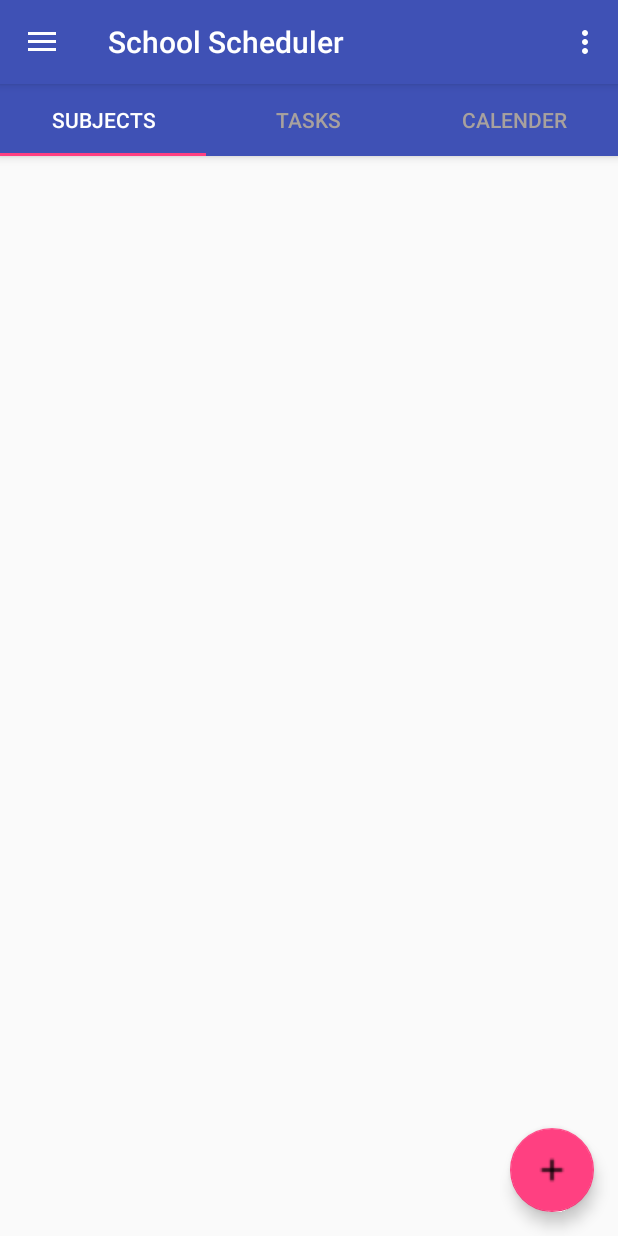
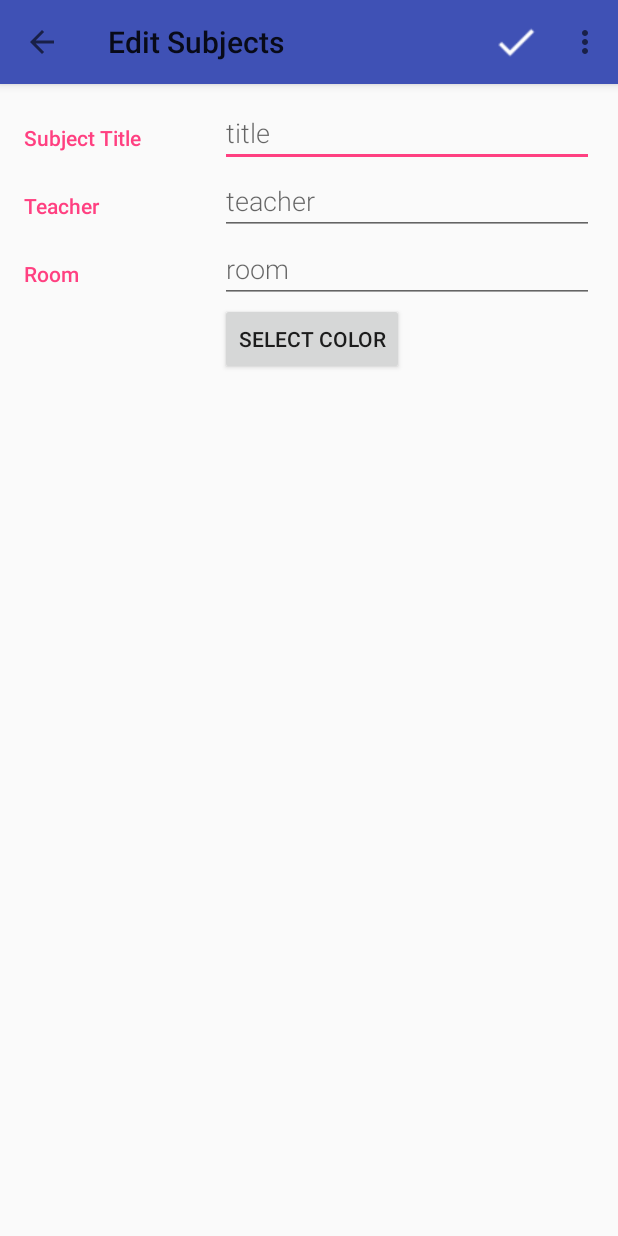
Before and after one commit to NaturallyAsh/School-Scheduler, an Android app: the screen it shows after launch (OverviewActivity before the commit, SubjectsEditorActivity after it), after a tap on an icon or button, on a phone screen of 412 x 824 dp. Run offline under Robolectric (Android 15) with nearby library versions, the light colour scheme and no system bars; our stand-ins replace ButterKnife.

Commit message:
made editor activity but data doesn't show in RV yet

```diff
--- a/app/src/main/java/com/example/ashleighwilson/schoolscheduler/SubjectsFrag.java
+++ b/app/src/main/java/com/example/ashleighwilson/schoolscheduler/SubjectsFrag.java
@@ -1,21 +1,29 @@
 package com.example.ashleighwilson.schoolscheduler;
 
 
+import android.app.LoaderManager;
 import android.content.Context;
+import android.content.CursorLoader;
+import android.content.Loader;
+import android.database.Cursor;
 import android.os.Bundle;
 import android.support.annotation.NonNull;
 import android.support.design.widget.FloatingActionButton;
 import android.support.v4.app.DialogFragment;
+import android.support.v4.app.Fragment;
 import android.support.v7.widget.LinearLayoutManager;
 import android.support.v7.widget.RecyclerView;
 import android.view.LayoutInflater;
 import android.view.View;
 import android.view.ViewGroup;
+import android.widget.AdapterView;
 import android.widget.EditText;
+import android.widget.ListView;
 import android.widget.TextView;
 import android.content.Intent;
 
 import com.example.ashleighwilson.schoolscheduler.adapter.RecyclerSubAdapter;
+import com.example.ashleighwilson.schoolscheduler.adapter.SubjectCursorAdapter;
 import com.example.ashleighwilson.schoolscheduler.data.DbHelper;
 import com.example.ashleighwilson.schoolscheduler.editors.SubjectsEditor;
 import com.example.ashleighwilson.schoolscheduler.editors.SubjectsEditorActivity;
@@ -38,10 +46,12 @@ public class SubjectsFrag extends DialogFragment implements RecyclerSubAdapter.C
     private String sTitle, sTeacher;
     public RecyclerView recyclerView;
     public RecyclerView.LayoutManager layoutManager;
+    public SubjectCursorAdapter mCursorAdapter;
     public RecyclerSubAdapter recyclerSubAdapter;
-    public List<SubjectsModel> subMod = new ArrayList<>();
+    public ArrayList<SubjectsModel> subMod = new ArrayList<>();
     public TextView emptyView;
     DbHelper dbHelper;
+    private static final int SUBJECT_LOADER = 0;
     @BindView(R.id.main_root)
     ViewGroup root;
 
@@ -70,35 +80,34 @@ public class SubjectsFrag extends DialogFragment implements RecyclerSubAdapter.C
             }
         });
 
+        dbHelper = new DbHelper(getActivity());
+        subMod = dbHelper.getAllSubjects();
+
         titleView = view.findViewById(R.id.edit_subject);
         teacherView = view.findViewById(R.id.edit_subject_teacher);
 
-        emptyView = view.findViewById(R.id.empty_subject_view);
+        //emptyView = view.findViewById(R.id.empty_subject_view);
 
         recyclerView = view.findViewById(R.id.recycler_view);
         recyclerView.setHasFixedSize(true);
 
-        recyclerSubAdapter = new RecyclerSubAdapter(getContext());
+        recyclerSubAdapter = new RecyclerSubAdapter(getContext(), subMod);
 
         layoutManager = new LinearLayoutManager(getActivity());
         recyclerView.setLayoutManager(layoutManager);
 
-        isRecyclerViewEmpty();
+        //isRecyclerViewEmpty();
 
-        //recyclerView.setAdapter(recyclerSubAdapter);
+        recyclerView.setAdapter(recyclerSubAdapter);
 
         return view;
     }
 
-    public void isRecyclerViewEmpty()
-    {
-        if (recyclerView == null)
-        {
+    public void isRecyclerViewEmpty() {
+        if (recyclerView == null) {
             recyclerView.setVisibility(View.GONE);
             emptyView.setVisibility(View.VISIBLE);
-        }
-        else
-        {
+        } else {
             recyclerView.setVisibility(View.VISIBLE);
             emptyView.setVisibility(View.GONE);
             recyclerView.setAdapter(recyclerSubAdapter);
@@ -111,23 +120,22 @@ public class SubjectsFrag extends DialogFragment implements RecyclerSubAdapter.C
     }
 
     @Override
-    public void OnAddSubjectSubmit(String title, String teacher)
-    {
-        /* SubjectsModel model = new SubjectsModel();
+    public void OnAddSubjectSubmit(String title, String teacher) {
+        SubjectsModel model = new SubjectsModel();
 
         model.setmTitle(title);
         model.setmTeacher(teacher);
 
+        //dbHelper.addClass(model);
         subMod.add(model);
 
-        recyclerSubAdapter.setData(subMod); */
+        recyclerSubAdapter.setData(subMod);
 
         //recyclerSubAdapter.notifyDataSetChanged();
 
     }
 
-    private void showDialog()
-    {
+    private void showDialog() {
         SubjectsEditor addSubjectDialog = new SubjectsEditor();
         addSubjectDialog.setTargetFragment(this, 0);
         addSubjectDialog.show(getFragmentManager(), null);
--- a/app/src/main/java/com/example/ashleighwilson/schoolscheduler/adapter/RecyclerSubAdapter.java
+++ b/app/src/main/java/com/example/ashleighwilson/schoolscheduler/adapter/RecyclerSubAdapter.java
@@ -12,6 +12,7 @@ import android.widget.TextView;
 import android.widget.Toast;
 
 import com.example.ashleighwilson.schoolscheduler.R;
+import com.example.ashleighwilson.schoolscheduler.data.DbHelper;
 import com.example.ashleighwilson.schoolscheduler.models.SubjectsModel;
 
 import java.util.ArrayList;
@@ -21,15 +22,17 @@ public class RecyclerSubAdapter extends RecyclerView.Adapter<RecyclerSubAdapter.
 {
     private static final String TAG = RecyclerSubAdapter.class.getSimpleName();
 
-    public List<SubjectsModel> subMod = new ArrayList<>();
+    public List<SubjectsModel> subMod;
     private OnItemClicked onClick;
     static ClickListener clickListener;
     Context context;
+    public DbHelper dbHelper;
 
-    public RecyclerSubAdapter(Context context)
+    public RecyclerSubAdapter(Context context, ArrayList<SubjectsModel> subList)
     {
         this.context = context;
-        this.subMod = subMod;
+        this.subMod = subList;
+        this.dbHelper = new DbHelper(context);
     }
 
     @NonNull
@@ -62,9 +65,8 @@ public class RecyclerSubAdapter extends RecyclerView.Adapter<RecyclerSubAdapter.
             super(itemView);
             titleView = itemView.findViewById(R.id.subject_subject);
             teacher = itemView.findViewById(R.id.subject_teacher_text);
-            cardView = itemView.findViewById(R.id.card_view);
 
-            cardView.setOnClickListener(this);
+            itemView.setOnClickListener(this);
 
         }
 
@@ -74,7 +76,6 @@ public class RecyclerSubAdapter extends RecyclerView.Adapter<RecyclerSubAdapter.
             if (clickListener != null)
             {
                 clickListener.itemClicked(view, getAdapterPosition());
-                Toast.makeText(context, R.string.hello_blank_fragment, Toast.LENGTH_SHORT).show();
             }
         }
     }
@@ -124,5 +125,7 @@ public class RecyclerSubAdapter extends RecyclerView.Adapter<RecyclerSubAdapter.
     public void setData(List<SubjectsModel> data) {
         subMod = data;
         notifyDataSetChanged();
+        notifyItemInserted(getItemCount());
+        notifyItemRangeChanged(0, data.size());
     }
 }
--- a/app/src/main/java/com/example/ashleighwilson/schoolscheduler/data/DbHelper.java
+++ b/app/src/main/java/com/example/ashleighwilson/schoolscheduler/data/DbHelper.java
@@ -1,13 +1,17 @@
 package com.example.ashleighwilson.schoolscheduler.data;
 
+import android.content.ContentResolver;
 import android.content.ContentValues;
 import android.content.Context;
 import android.database.Cursor;
 import android.database.sqlite.SQLiteDatabase;
 import android.database.sqlite.SQLiteOpenHelper;
+import android.net.Uri;
 import android.provider.BaseColumns;
 
 import com.example.ashleighwilson.schoolscheduler.models.SubjectsModel;
+
+import java.util.ArrayList;
 
 public class DbHelper extends SQLiteOpenHelper
 {
@@ -20,9 +24,18 @@ public class DbHelper extends SQLiteOpenHelper
 
     private static final String DATABASE_NAME = "school.db";
     private static final int DATABASE_VERSION = 1;
+    public static final String CONTENT_AUTHORITY = "com.example.ashleighwilson.schoolscheduler";
+    public static final Uri BASE_CONTENT_URI = Uri.parse("content://" + CONTENT_AUTHORITY);
+    public static final String PATH_SCHOOL = "schoolscheduler";
 
     public static final class SchoolEntry implements BaseColumns
     {
+        public static final Uri CONTENT_URI = Uri.withAppendedPath(BASE_CONTENT_URI, PATH_SCHOOL);
+        public static final String CONTENT_LIST_TYPE = ContentResolver.CURSOR_DIR_BASE_TYPE + "/" +
+                CONTENT_AUTHORITY + "/" + PATH_SCHOOL;
+        public static final String CONTENT_ITEM_TYPE = ContentResolver.CURSOR_ITEM_BASE_TYPE + "/" +
+                CONTENT_AUTHORITY + "/" + PATH_SCHOOL;
+
         public final static String TABLE_NAME = "subjects";
         public final static String _ID = BaseColumns._ID;
         public final static String COLUMN_TITLE = "title";
@@ -78,4 +91,33 @@ public class DbHelper extends SQLiteOpenHelper
 
         return cursor;
     }
+
+    public ArrayList<SubjectsModel> getAllSubjects()
+    {
+        ArrayList<SubjectsModel> modelArrayList = new ArrayList<>();
+        SQLiteDatabase db = this.getReadableDatabase();
+        Cursor cursor = db.query(SchoolEntry.TABLE_NAME, allColumns, null, null,
+                null, null, null);
+
+        if (cursor.moveToFirst())
+        {
+            do {
+                SubjectsModel model = new SubjectsModel(
+                        cursor.getString(1),
+                        cursor.getString(2));
+                modelArrayList.add(model);
+            }while (cursor.moveToNext());
+        }
+        cursor.close();
+        return modelArrayList;
+    }
+
+    public void removeSubject(SubjectsModel model)
+    {
+        SQLiteDatabase db = this.getWritableDatabase();
+
+        db.delete(SchoolEntry.TABLE_NAME, SchoolEntry._ID + "=?",
+                null);
+        db.close();
+    }
 }
--- /dev/null
+++ b/app/src/main/java/com/example/ashleighwilson/schoolscheduler/editors/SubjectsEditorActivity.java
@@ -0,0 +1,161 @@
+package com.example.ashleighwilson.schoolscheduler.editors;
+
+import android.app.LoaderManager;
+import android.content.ContentValues;
+import android.content.CursorLoader;
+import android.content.DialogInterface;
+import android.content.Loader;
+import android.database.Cursor;
+import android.net.Uri;
+import android.os.Bundle;
+import android.support.v4.app.NavUtils;
+import android.support.v7.app.AlertDialog;
+import android.support.v7.app.AppCompatActivity;
+import android.support.v7.widget.Toolbar;
+import android.view.MotionEvent;
+import android.view.View;
+import android.widget.EditText;
+import android.view.Menu;
+import android.view.MenuItem;
+
+import com.example.ashleighwilson.schoolscheduler.R;
+import com.example.ashleighwilson.schoolscheduler.data.DbHelper;
+import com.example.ashleighwilson.schoolscheduler.models.SubjectsModel;
+
+public class SubjectsEditorActivity extends AppCompatActivity
+{
+    private static final String TAG = SubjectsEditorActivity.class.getSimpleName();
+
+    private EditText mTitleEditText;
+    private EditText mTeacherEditText;
+    private EditText mRoomEditText;
+    private static final int EXISTING_SUBJECT_LOADER = 0;
+    private Uri mCurrentSubjectUri;
+
+    private boolean mSubjectHasChanged = false;
+    private View.OnTouchListener mTouchListener = new View.OnTouchListener() {
+        @Override
+        public boolean onTouch(View view, MotionEvent motionEvent) {
+            mSubjectHasChanged = true;
+            return false;
+        }
+    };
+
+    @Override
+    protected void onCreate(Bundle savedInstanceState)
+    {
+        super.onCreate(savedInstanceState);
+        setContentView(R.layout.editor_subjects);
+
+        Toolbar toolbar = findViewById(R.id.main_toolbar);
+        setSupportActionBar(toolbar);
+        getSupportActionBar().setDisplayHomeAsUpEnabled(true);
+
+        mTitleEditText = findViewById(R.id.edit_subject);
+        mTeacherEditText = findViewById(R.id.edit_subject_teacher);
+        mRoomEditText = findViewById(R.id.subject_room);
+
+        mTitleEditText.setOnTouchListener(mTouchListener);
+        mTeacherEditText.setOnTouchListener(mTouchListener);
+        mRoomEditText.setOnTouchListener(mTouchListener);
+
+
+    }
+
+    private void saveSubject()
+    {
+        //SubjectsModel model = new SubjectsModel();
+        String titleString = mTitleEditText.getText().toString().trim();
+        String teacherString = mTeacherEditText.getText().toString().trim();
+        String roomString = mRoomEditText.getText().toString().trim();
+
+        ContentValues values = new ContentValues();
+        values.put(DbHelper.SchoolEntry.COLUMN_TITLE, titleString);
+        values.put(DbHelper.SchoolEntry.COLUMN_TEACHER, teacherString);
+        values.put(DbHelper.SchoolEntry.COLUMN_ROOM, roomString);
+    }
+
+    @Override
+    public boolean onCreateOptionsMenu(Menu menu)
+    {
+        getMenuInflater().inflate(R.menu.menu_subject_editor, menu);
+        return true;
+    }
+
+    @Override
+    public boolean onPrepareOptionsMenu(Menu menu)
+    {
+        return true;
+    }
+
+    @Override
+    public boolean onOptionsItemSelected(MenuItem item)
+    {
+        switch (item.getItemId())
+        {
+            case R.id.action_save:
+                saveSubject();
+                finish();
+                return true;
+            case R.id.action_delete:
+                showDeleteConfirmationDialog();
+                return true;
+            case android.R.id.home:
+                if (!mSubjectHasChanged)
+                {
+                    NavUtils.navigateUpFromSameTask(SubjectsEditorActivity.this);
+                    return true;
+                }
+
+                DialogInterface.OnClickListener discardButtonClickListener = new DialogInterface.OnClickListener() {
+                    @Override
+                    public void onClick(DialogInterface dialogInterface, int i) {
+                        NavUtils.navigateUpFromSameTask(SubjectsEditorActivity.this);
+                    }
+                };
+
+            showUnsavedChangesDialog(discardButtonClickListener);
+            return true;
+        }
+        return super.onOptionsItemSelected(item);
+    }
+
+    private void showUnsavedChangesDialog(DialogInterface.OnClickListener discardButtonClickListener)
+    {
+        AlertDialog.Builder builder = new AlertDialog.Builder(this);
+        builder.setMessage("Discard your changes and quit editing?");
+        builder.setPositiveButton("Discard", discardButtonClickListener);
+        builder.setNegativeButton("Keep Editing", new DialogInterface.OnClickListener() {
+            @Override
+            public void onClick(DialogInterface dialog, int i) {
+                if (dialog != null)
+                    dialog.dismiss();
+            }
+        });
+
+        AlertDialog alertDialog = builder.create();
+        alertDialog.show();
+    }
+
+    private void showDeleteConfirmationDialog()
+    {
+        AlertDialog.Builder builder = new AlertDialog.Builder(this);
+        builder.setMessage("Delete this subject?");
+        builder.setPositiveButton("Delete", new DialogInterface.OnClickListener() {
+            @Override
+            public void onClick(DialogInterface dialogInterface, int i) {
+
+            }
+        });
+        builder.setNegativeButton("Cancel", new DialogInterface.OnClickListener() {
+            @Override
+            public void onClick(DialogInterface dialog, int i) {
+                if (dialog != null)
+                    dialog.dismiss();
+            }
+        });
+
+        AlertDialog alertDialog = builder.create();
+        alertDialog.show();
+    }
+}
--- a/app/src/main/java/com/example/ashleighwilson/schoolscheduler/models/SubjectsModel.java
+++ b/app/src/main/java/com/example/ashleighwilson/schoolscheduler/models/SubjectsModel.java
@@ -10,9 +10,8 @@ public class SubjectsModel
     private String mRoom;
     private String mColor;
 
-    public SubjectsModel(int id, String title, String teacher, String room, String color)
+    public SubjectsModel(String title, String teacher, String room, String color)
     {
-        this.id = id;
         this.mTitle = title;
         this.mTeacher = teacher;
         this.mRoom = room;
--- a/app/src/main/res/layout/fragment_subjects.xml
+++ b/app/src/main/res/layout/fragment_subjects.xml
@@ -3,6 +3,7 @@
     xmlns:android="http://schemas.android.com/apk/res/android"
     android:layout_width="match_parent"
     android:layout_height="match_parent"
+    android:layout_marginTop="80dp"
     android:id="@+id/main_root">
 
 
--- /dev/null
+++ b/app/src/main/res/menu/menu_subject_editor.xml
@@ -0,0 +1,18 @@
+<?xml version="1.0" encoding="utf-8"?>
+<menu xmlns:android="http://schemas.android.com/apk/res/android"
+    xmlns:app="http://schemas.android.com/apk/res-auto"
+    xmlns:tools="http://schemas.android.com/tools"
+    tools:context=".editors.SubjectsEditorActivity">
+
+    <item
+        android:id="@+id/action_save"
+        android:title="@string/save_string"
+        android:icon="@drawable/ic_done"
+        app:showAsAction="always"/>
+
+    <item
+        android:id="@+id/action_delete"
+        android:title="@string/action_delete"
+        app:showAsAction="never"/>
+
+</menu>
```
Also changed, not shown: app/src/main/java/com/example/ashleighwilson/schoolscheduler/adapter/SubjectCursorAdapter.java (added, +44 -0 lines), app/src/main/res/drawable-v21/ic_done.png (added), 2 other files.
